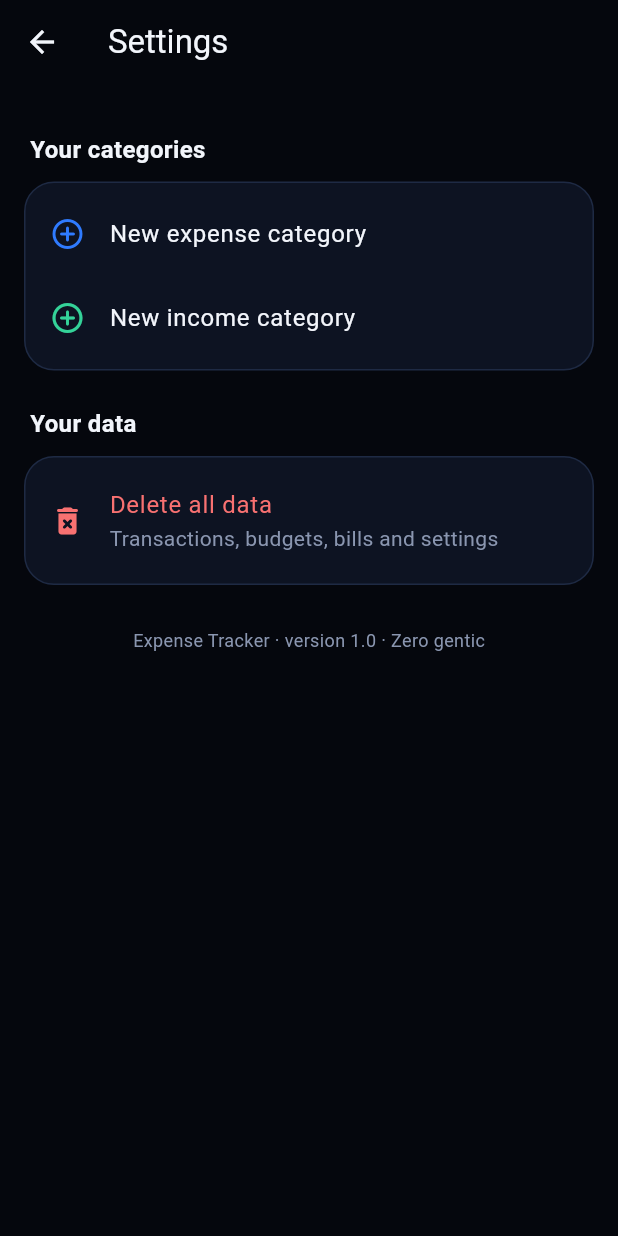
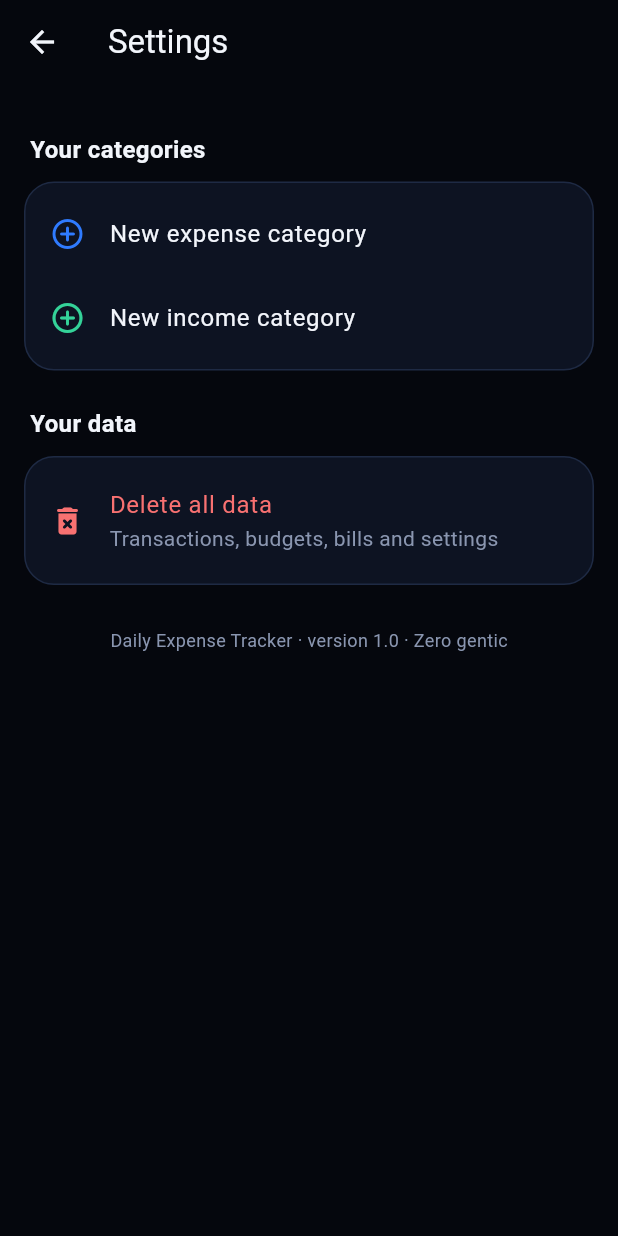
Before and after one commit to Zerogentic/Daily-Expense-Tracker, a Flutter app: the screen it shows after launch, after a tap on the "settings" icon, on a phone screen of 412 x 824 dp. Run offline on Flutter 3.47's test engine with Material 3 defaults, Android fonts, the phone set to English and light mode, and no system bars; our stand-ins replace sqflite; accounts and stored records are empty.

Commit message:
Name the app Daily Expense Tracker
Co-Authored-By: Claude Opus 5.5 <noreply@anthropic.com>
Claude-Session: https://claude.ai/code/session_011TRZQSLSjaR8zWn9ytbVBc

```diff
--- a/lib/main.dart
+++ b/lib/main.dart
@@ -30,7 +30,7 @@ class MoneyApp extends StatelessWidget {
   @override
   Widget build(BuildContext context) {
     return MaterialApp(
-      title: 'Expense Tracker',
+      title: 'Daily Expense Tracker',
       debugShowCheckedModeBanner: false,
       theme: buildTheme(),
       home: const Shell(),
--- a/lib/screens/settings_screen.dart
+++ b/lib/screens/settings_screen.dart
@@ -81,7 +81,7 @@ class SettingsScreen extends StatelessWidget {
           ),
           const SizedBox(height: 28),
           const Center(
-            child: Text('Expense Tracker · version 1.0 · Zero gentic',
+            child: Text('Daily Expense Tracker · version 1.0 · Zero gentic',
                 style: TextStyle(color: AppColors.muted, fontSize: 12)),
           ),
         ],
```
Also changed, not shown: 3 other files.
